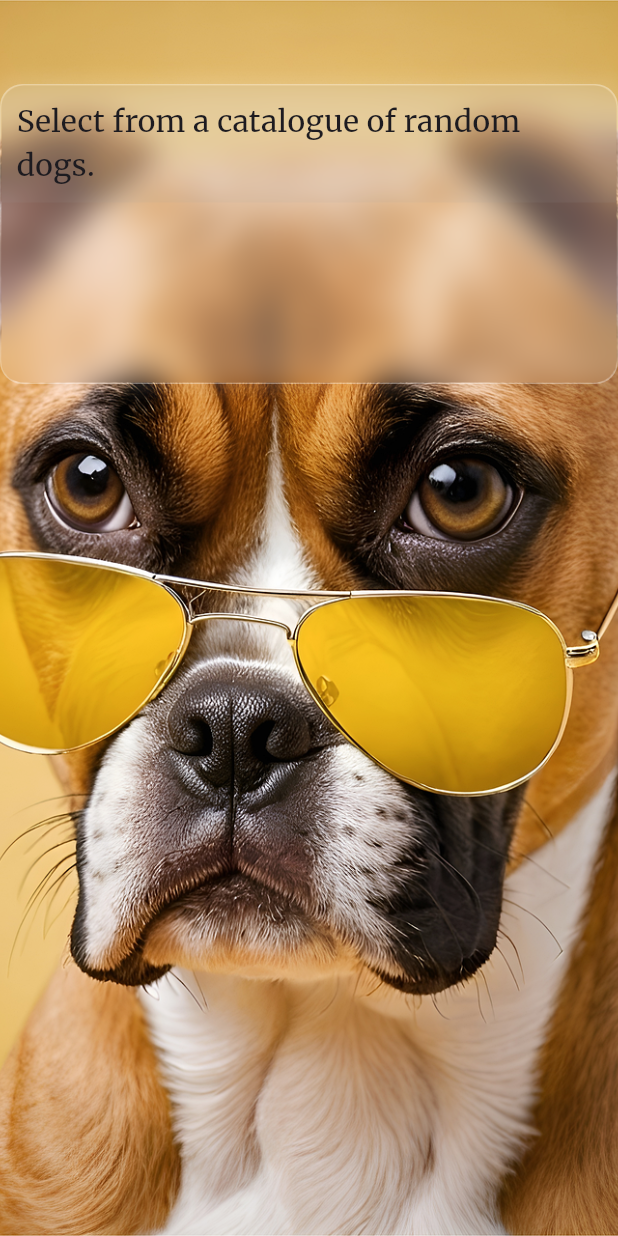
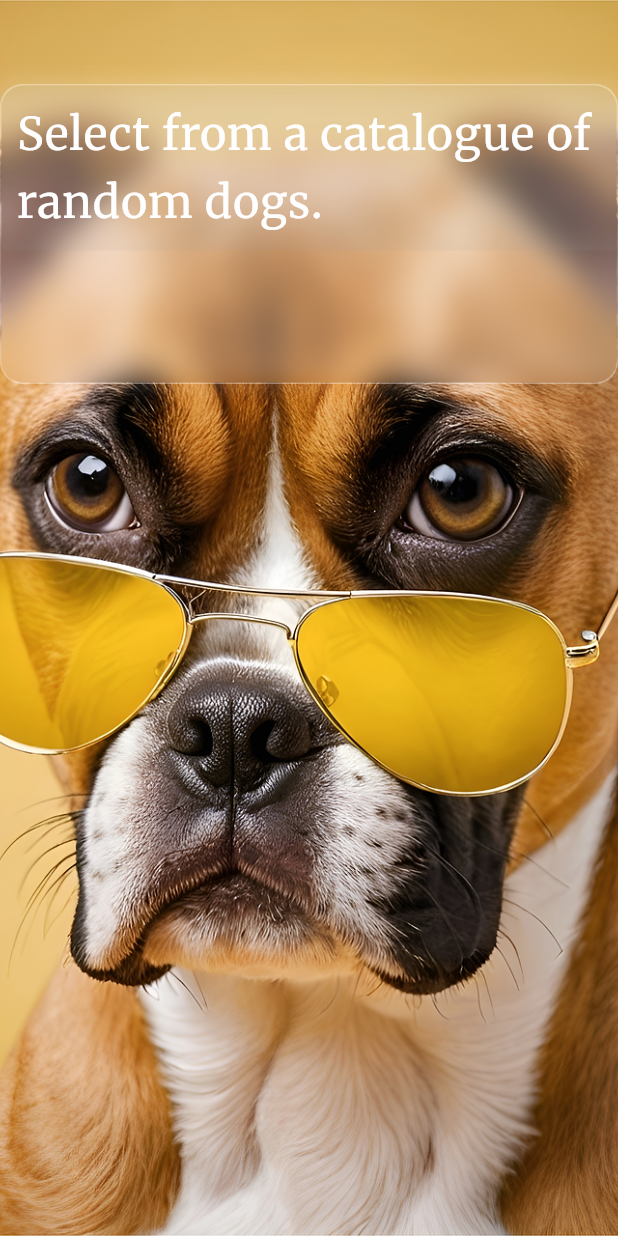
Before and after one commit to Lunchbox1188/Random-API-Generator, a Flutter app: the screen it shows after launch, on a phone screen of 412 x 824 dp. Run offline on Flutter 3.47's test engine with Material 3 defaults, Android fonts, the light colour scheme and no system bars; our stand-ins replace flutter_neumorphic, get, google_fonts.

Commit message:
Added more dimensions to the custom container.

```diff
--- a/lib/Widgets/custom_glass_card.dart
+++ b/lib/Widgets/custom_glass_card.dart
@@ -1,24 +1,25 @@
 import 'dart:ui';
-
 import 'package:flutter/material.dart';
-import 'package:google_fonts/google_fonts.dart';
 
 class CustomContainerBuild extends StatelessWidget {
   const CustomContainerBuild({
     super.key,
     required this.text,
     this.height,
+    this.width,
     this.child,
   });
 
   final String text;
   final double? height;
   final Widget? child;
+  final double? width;
 
   @override
   Widget build(BuildContext context) {
     return Container(
       height: height,
+      width: width,
       decoration: BoxDecoration(
         borderRadius: BorderRadius.circular(15),
         color: Colors.white.withOpacity(0.2),
@@ -45,10 +46,7 @@
                 color: Colors.grey.withOpacity(0.1),
                 child: Text(
                   text,
-                  style: TextStyle(
-                    fontSize: 20,
-                    fontFamily: GoogleFonts.merriweather().fontFamily,
-                  ),
+                  style: Theme.of(context).textTheme.bodyLarge,
                 ),
               ),
             ],
--- a/lib/screens/home.dart
+++ b/lib/screens/home.dart
@@ -19,6 +19,7 @@
               children: [
                 CustomContainerBuild(
                   height: 200,
+
                   text: 'Select from a catalogue of random dogs.',
                   child: Padding(
                     padding: const EdgeInsets.only(
```
Also changed, not shown: lib/Theme/Theme_data.dart (+14 -3 lines).
